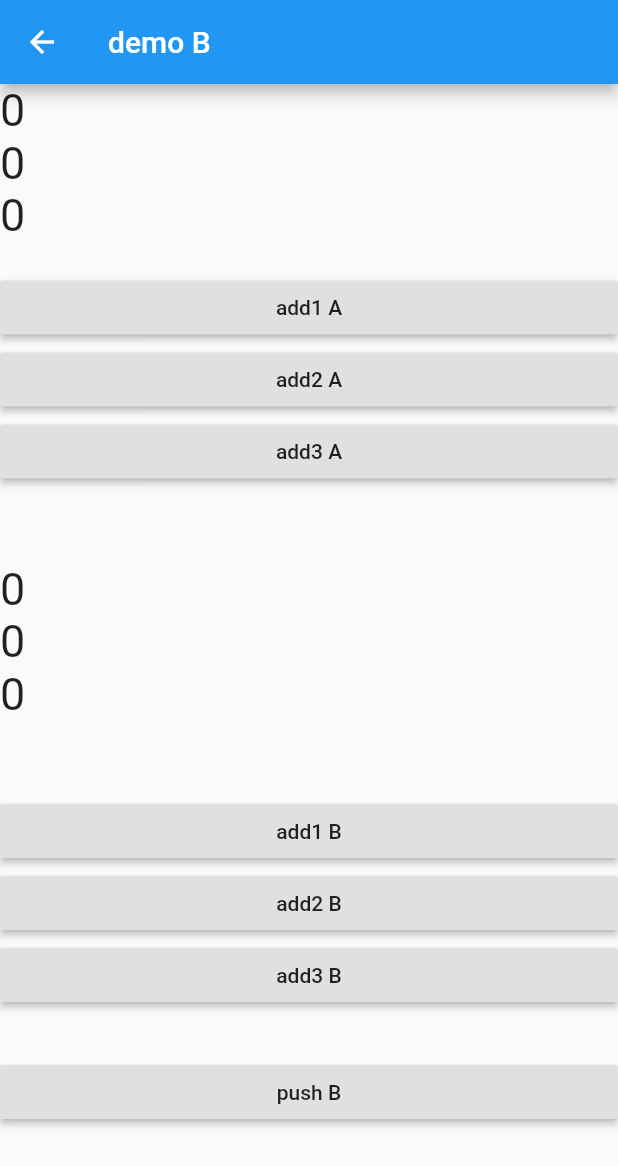
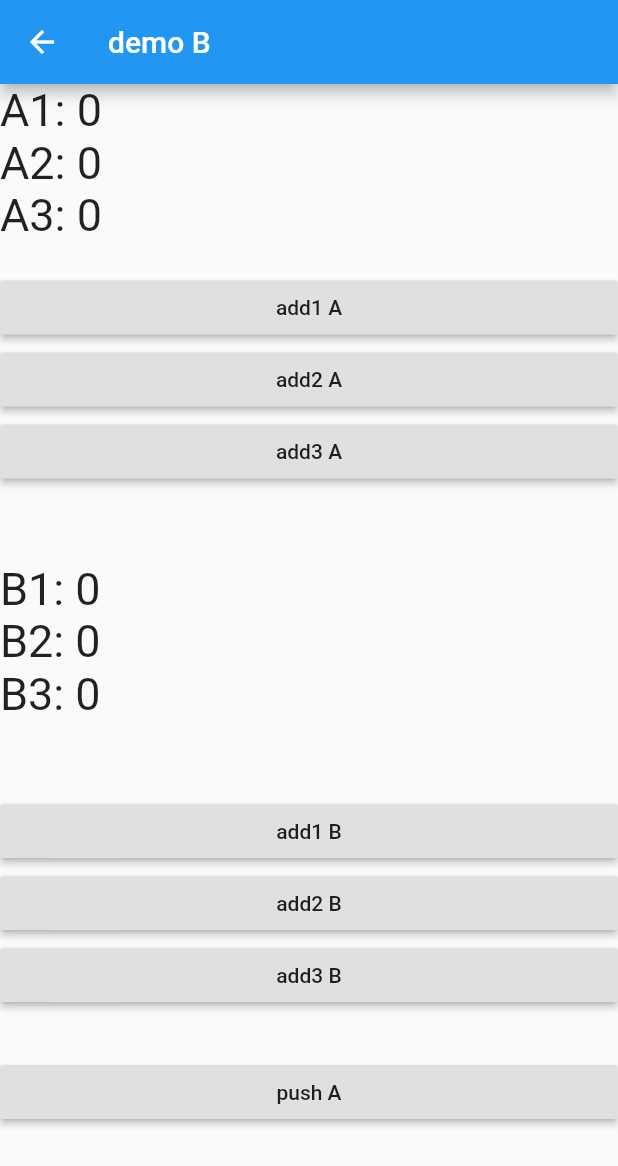
Before and after one commit to PacteraWangCong/flutter_getx_demo, a Flutter app: the ControllerDemoAPage screen opened by its route, after a tap on "push B", on a phone screen of 412 x 824 dp. Shown: the top 1166 px of the screen. Run offline on Flutter 3.47's test engine with Material 2 defaults, Android fonts, the phone set to English and light mode, and no system bars; our stand-ins replace get.

Commit message:
FIX: 代码修正

```diff
--- a/lib/controllers/demo_a_controller.dart
+++ b/lib/controllers/demo_a_controller.dart
@@ -1,7 +1,6 @@
 import 'package:get/get.dart';
 
 class DemoAController extends GetxController {
-
   var count1 = 0.obs;
   var count2 = 0.obs;
   var count3 = 0.obs;
@@ -11,5 +10,4 @@ class DemoAController extends GetxController {
     print('DemoAController A onInit');
     super.onInit();
   }
-
 }
--- a/lib/controllers/demo_b_controller.dart
+++ b/lib/controllers/demo_b_controller.dart
@@ -8,7 +8,7 @@ class DemoBController extends GetxController {
 
   @override
   void onInit() {
-    print('DemoAController B onInit');
+    print('DemoBController B onInit');
     super.onInit();
   }
 
--- a/lib/page/controller_demo/controller_demo_a_page.dart
+++ b/lib/page/controller_demo/controller_demo_a_page.dart
@@ -24,13 +24,13 @@ class ControllerDemoAPage extends StatelessWidget {
           return ListView(
             children: [
               Obx(() {
-                return Text(controller.count1.value.toString(), style: TextStyle(fontSize: 30));
+                return Text("A1: " + controller.count1.value.toString(), style: TextStyle(fontSize: 30));
               }),
               Obx(() {
-                return Text(controller.count2.value.toString(), style: TextStyle(fontSize: 30));
+                return Text("A2: " + controller.count2.value.toString(), style: TextStyle(fontSize: 30));
               }),
               Obx(() {
-                return Text(controller.count3.value.toString(), style: TextStyle(fontSize: 30));
+                return Text("A3: " + controller.count3.value.toString(), style: TextStyle(fontSize: 30));
               }),
               SizedBox(
                 height: 50,
@@ -54,14 +54,14 @@ class ControllerDemoAPage extends StatelessWidget {
                 },
               ),
               RaisedButton(
-                child: Text('push B'),
+                child: Text(global ? 'push B' : 'push not global A'),
                 onPressed: () {
                   if (global) {
-                    Navigator.of(context).push(MaterialPageRoute(builder: (context) {
+                    navigator.push(MaterialPageRoute(builder: (context) {
                       return ControllerDemoBPage();
                     }));
                   } else {
-                    Navigator.of(context).push(MaterialPageRoute(builder: (context) {
+                    navigator.push(MaterialPageRoute(builder: (context) {
                       return ControllerDemoAPage(global: false);
                     }));
                   }
--- a/lib/page/controller_demo/controller_demo_b_page.dart
+++ b/lib/page/controller_demo/controller_demo_b_page.dart
@@ -21,9 +21,9 @@ class ControllerDemoBPage extends StatelessWidget {
         builder: (controller) {
           return ListView(
             children: [
-              Obx(() => Text(demoAController.count1.toString(), style: TextStyle(fontSize: 30))),
-              Obx(() => Text(demoAController.count2.toString(), style: TextStyle(fontSize: 30))),
-              Obx(() => Text(demoAController.count3.toString(), style: TextStyle(fontSize: 30))),
+              Obx(() => Text("A1: " + demoAController.count1.toString(), style: TextStyle(fontSize: 30))),
+              Obx(() => Text("A2: " + demoAController.count2.toString(), style: TextStyle(fontSize: 30))),
+              Obx(() => Text("A3: " + demoAController.count3.toString(), style: TextStyle(fontSize: 30))),
               SizedBox(
                 height: 20,
               ),
@@ -46,9 +46,9 @@ class ControllerDemoBPage extends StatelessWidget {
                 },
               ),
               SizedBox(height: 50),
-              Obx(() => Text(controller.count1.toString(), style: TextStyle(fontSize: 30))),
-              Obx(() => Text(controller.count2.toString(), style: TextStyle(fontSize: 30))),
-              Obx(() => Text(controller.count3.toString(), style: TextStyle(fontSize: 30))),
+              Obx(() => Text("B1: " + controller.count1.toString(), style: TextStyle(fontSize: 30))),
+              Obx(() => Text("B2: " + controller.count2.toString(), style: TextStyle(fontSize: 30))),
+              Obx(() => Text("B3: " + controller.count3.toString(), style: TextStyle(fontSize: 30))),
               SizedBox(height: 50),
               RaisedButton(
                 child: Text('add1 B'),
@@ -70,9 +70,9 @@ class ControllerDemoBPage extends StatelessWidget {
               ),
               SizedBox(height: 30),
               RaisedButton(
-                child: Text('push B'),
+                child: Text('push A'),
                 onPressed: () {
-                  Navigator.of(context).push(MaterialPageRoute(builder: (context) {
+                  navigator.push(MaterialPageRoute(builder: (context) {
                     return ControllerDemoAPage(global: true);
                   }));
                 },
--- a/lib/page/controller_demo/controller_demo_page.dart
+++ b/lib/page/controller_demo/controller_demo_page.dart
@@ -1,5 +1,6 @@
 import 'package:flutter/material.dart';
 import 'package:fluttergetxdemo/page/home_page.dart';
+import 'package:get/get.dart';
 import 'controller_demo_a_page.dart';
 
 class ControllerDemoPage extends StatelessWidget {
@@ -13,7 +14,8 @@ class ControllerDemoPage extends StatelessWidget {
             title: 'conroller global',
             description: '//演示一个作用全局的controller',
             clickedAction: () {
-              Navigator.of(context).push(MaterialPageRoute(builder: (context) {
+              Get.to(ControllerDemoAPage(global: true));
+              navigator.push(MaterialPageRoute(builder: (context) {
                 return ControllerDemoAPage(global: true);
               }));
             },
@@ -22,7 +24,7 @@ class ControllerDemoPage extends StatelessWidget {
             title: 'conroller not global',
             description: '//演示一个作用非全局的controller',
             clickedAction: () {
-              Navigator.of(context).push(MaterialPageRoute(builder: (context) {
+              navigator.push(MaterialPageRoute(builder: (context) {
                 return ControllerDemoAPage(global: false);
               }));
             },
```
